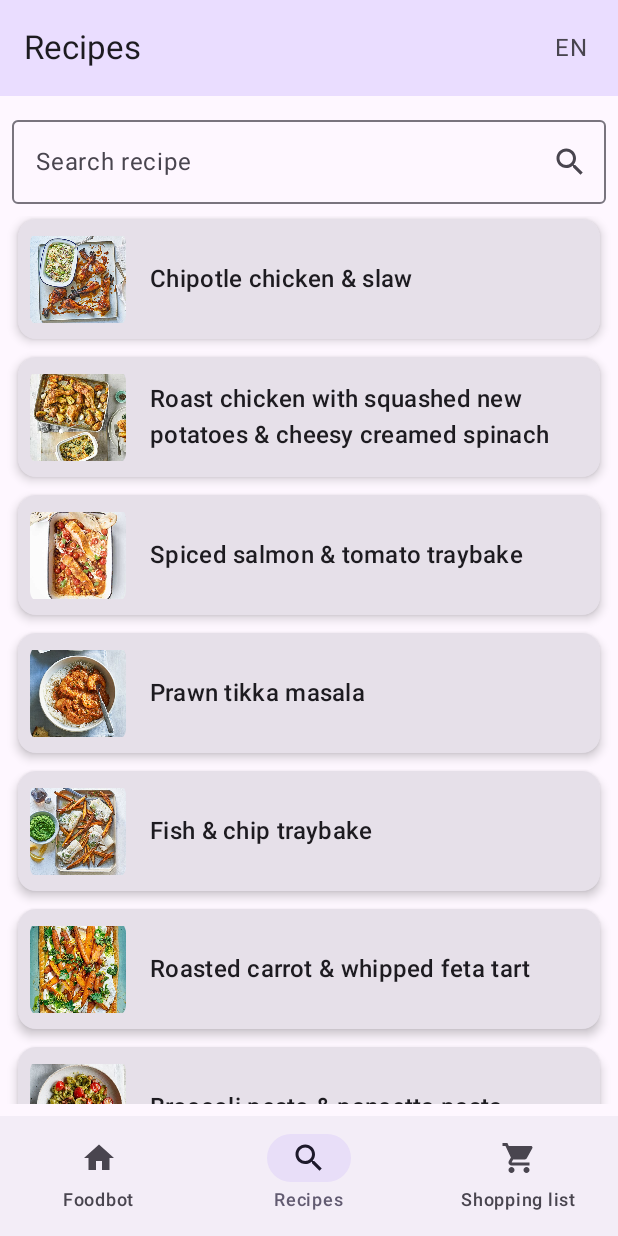
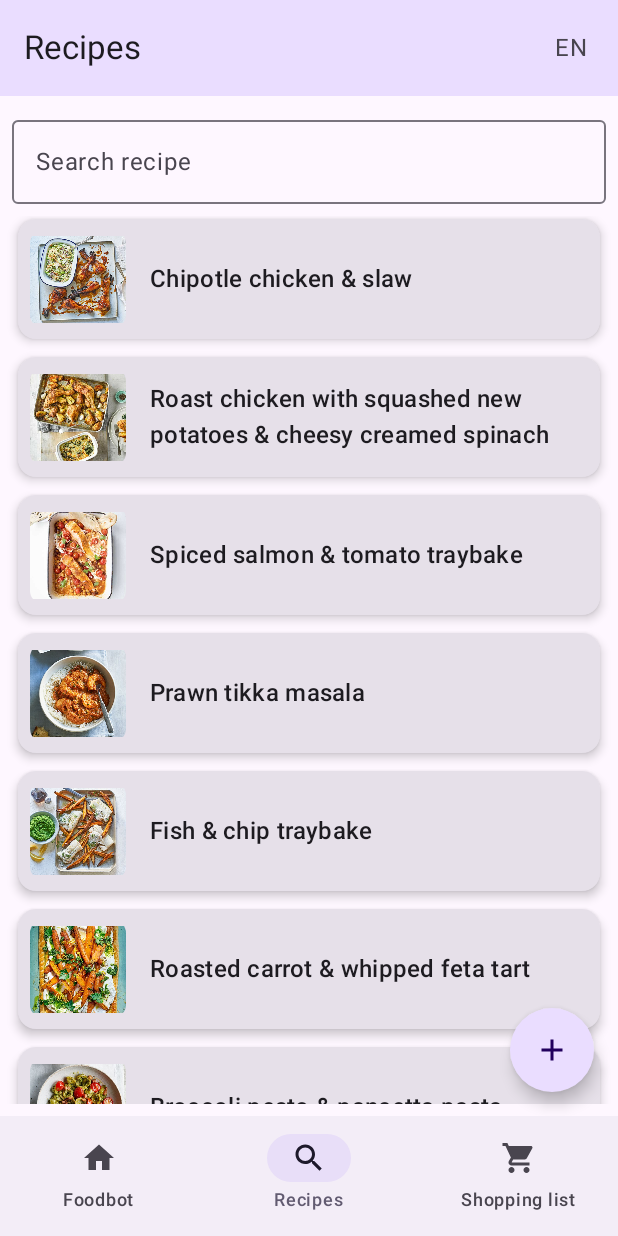
Before and after one commit to patrikmnich/Foodbot, an Android app built with Jetpack Compose: the screen it shows after launch (MainActivity), item 2 of the bottom bar chosen, on a phone screen of 412 x 824 dp. Run offline under Robolectric (Android 15) with nearby library versions, the light colour scheme and no system bars; our stand-ins replace Dagger/Hilt's generated code, Room's generated code.

Commit message:
NEW: prep for adding a new recipe

```diff
--- a/app/src/main/java/com/example/foodbot/HomeScreen.kt
+++ b/app/src/main/java/com/example/foodbot/HomeScreen.kt
@@ -30,6 +30,7 @@ import androidx.navigation.compose.rememberNavController
 import com.example.foodbot.database.entities.Recipe
 import com.example.foodbot.ui.AppViewModel
 import com.example.foodbot.ui.FoodplanScreen
+import com.example.foodbot.ui.NewRecipeScreen
 import com.example.foodbot.ui.RecipeDetailScreen
 import com.example.foodbot.ui.RecipesScreen
 import com.example.foodbot.ui.ShoppingListScreen
@@ -163,10 +164,11 @@ fun FoodbotApp(
             composable(route = Destination.Recipes.name) {
                 RecipesScreen(
                     recipes = recipes,
-                    onNextButtonClicked = { recipe ->
+                    onRecipeClicked = { recipe ->
                         viewModel.setSelectedSearchRecipe(recipe)
                         navController.navigate(Destination.RecipeDetailSearch.name)
                     },
+                    onFabClicked = { navController.navigate(Destination.NewRecipe.name) },
                     modifier = Modifier
                         .fillMaxSize(),
                     context = localizedContext,
@@ -175,6 +177,13 @@ fun FoodbotApp(
             composable(route = Destination.RecipeDetailSearch.name) {
                 RecipeDetailScreen(
                     recipe = searchRecipe.value!!,
+                    modifier = Modifier.fillMaxHeight(),
+                    context = localizedContext,
+                )
+            }
+            composable(route = Destination.NewRecipe.name) {
+                NewRecipeScreen(
+                    onAddButtonClicked = { navController.navigate(Destination.NewRecipe.name) },
                     modifier = Modifier.fillMaxHeight(),
                     context = localizedContext,
                 )
--- a/app/src/main/java/com/example/foodbot/ui/RecipesScreen.kt
+++ b/app/src/main/java/com/example/foodbot/ui/RecipesScreen.kt
@@ -4,15 +4,22 @@ import android.content.Context
 import androidx.compose.foundation.gestures.detectDragGestures
 import androidx.compose.foundation.gestures.detectTapGestures
 import androidx.compose.foundation.layout.Arrangement
+import androidx.compose.foundation.layout.Box
 import androidx.compose.foundation.layout.Column
+import androidx.compose.foundation.layout.Spacer
 import androidx.compose.foundation.layout.fillMaxSize
 import androidx.compose.foundation.layout.fillMaxWidth
+import androidx.compose.foundation.layout.height
 import androidx.compose.foundation.layout.padding
 import androidx.compose.foundation.lazy.LazyColumn
 import androidx.compose.foundation.lazy.rememberLazyListState
+import androidx.compose.foundation.shape.CircleShape
 import androidx.compose.material.icons.Icons
-import androidx.compose.material.icons.filled.Search
+import androidx.compose.material.icons.filled.Add
+import androidx.compose.material.icons.filled.Clear
+import androidx.compose.material3.FloatingActionButton
 import androidx.compose.material3.Icon
+import androidx.compose.material3.IconButton
 import androidx.compose.material3.OutlinedTextField
 import androidx.compose.material3.Text
 import androidx.compose.runtime.Composable
@@ -22,6 +29,7 @@ import androidx.compose.runtime.mutableStateOf
 import androidx.compose.runtime.remember
 import androidx.compose.runtime.setValue
 import androidx.compose.runtime.snapshotFlow
+import androidx.compose.ui.Alignment
 import androidx.compose.ui.Modifier
 import androidx.compose.ui.input.pointer.pointerInput
 import androidx.compose.ui.platform.LocalContext
@@ -38,7 +46,8 @@ import com.example.foodbot.ui.theme.FoodbotTheme
 @Composable
 fun RecipesScreen(
     recipes: List<Recipe>,
-    onNextButtonClicked: (Recipe) -> Unit,
+    onRecipeClicked: (Recipe) -> Unit,
+    onFabClicked: () -> Unit,
     modifier: Modifier = Modifier,
     context: Context = LocalContext.current,
 ) {
@@ -61,12 +70,13 @@ fun RecipesScreen(
             }
     }
 
+    Box {
         Column(
             modifier = modifier
                 .padding(8.dp)
                 .pointerInput(Unit) {
                     detectTapGestures(onTap = { focusManager.clearFocus() })
-                detectDragGestures(onDrag = { _,_ -> focusManager.clearFocus() })
+                    detectDragGestures(onDrag = { _, _ -> focusManager.clearFocus() })
                 },
         ) {
             OutlinedTextField(
@@ -78,10 +88,17 @@ fun RecipesScreen(
                     .padding(bottom = 8.dp),
                 singleLine = true,
                 trailingIcon = {
+                    if (searchQuery.isBlank())
+                        return@OutlinedTextField
+
+                    IconButton(
+                        onClick = { searchQuery = "" }
+                    ) {
                         Icon(
-                    imageVector = Icons.Default.Search,
+                            imageVector = Icons.Default.Clear,
                             contentDescription = context.getString(R.string.search)
                         )
+                    }
                 }
             )
 
@@ -93,20 +110,36 @@ fun RecipesScreen(
                 items(filteredRecipes.size) { index ->
                     RecipeListItem(
                         recipe = filteredRecipes[index],
-                    onClick = { onNextButtonClicked(filteredRecipes[index]) }
+                        onClick = { onRecipeClicked(filteredRecipes[index]) }
                     )
                 }
+
+                item {
+                    Spacer(modifier = Modifier.height(100.dp))
                 }
             }
         }
 
-@Preview(widthDp = 380, heightDp = 600, locale = "sk", showBackground = true)
+        FloatingActionButton(
+            onClick = { onFabClicked() },
+            shape = CircleShape,
+            modifier = Modifier
+                .align(Alignment.BottomEnd)
+                .padding(16.dp)
+        ) {
+            Icon(Icons.Default.Add, contentDescription = "Add Recipe")
+        }
+    }
+}
+
+@Preview(widthDp = 380, heightDp = 630, locale = "sk", showBackground = true)
 @Composable
-fun StartOrderPreview() {
+fun RecipesPreview() {
     FoodbotTheme {
         RecipesScreen(
             recipes = List(10) { Recipe.example() },
-            onNextButtonClicked = {},
+            onRecipeClicked = {},
+            onFabClicked = {},
             modifier = Modifier
                 .fillMaxSize()
                 .padding(dimensionResource(R.dimen.padding_medium))
--- a/app/src/main/java/com/example/foodbot/ui/navigation/Destination.kt
+++ b/app/src/main/java/com/example/foodbot/ui/navigation/Destination.kt
@@ -21,6 +21,7 @@ enum class Destination(
     ShoppingList(title = R.string.shopping_list, icon = Icons.Default.ShoppingCart),
     RecipeDetailFoodplan(title = R.string.recipe_detail),
     RecipeDetailSearch(title = R.string.recipe_detail),
+    NewRecipe(title = R.string.new_recipe),
 }
 
 val topLevelDestinations = setOf(
--- a/app/src/main/res/values/strings.xml
+++ b/app/src/main/res/values/strings.xml
@@ -26,6 +26,8 @@
     <string name="na">N/A</string>
     <string name="ingredients">Ingredients</string>
     <string name="steps">Steps</string>
+    <string name="new_recipe">New recipe</string>
+    <string name="add_recipe">Add recipe</string>
     <plurals name="cupcakes">
         <item quantity="one">%d cupcake</item>
         <item quantity="other">%d cupcakes</item>
```
Also changed, not shown: app/src/main/java/com/example/foodbot/ui/NewRecipeScreen.kt (added, +48 -0 lines), 1 other file. Lines whose indentation alone changed are shown as unchanged.
